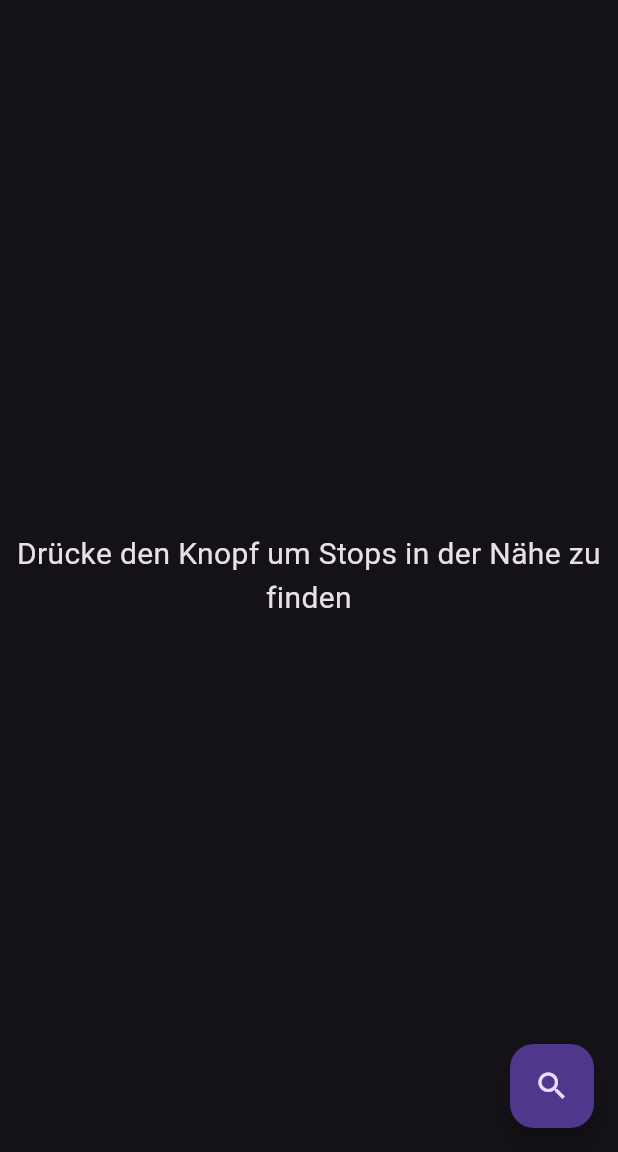
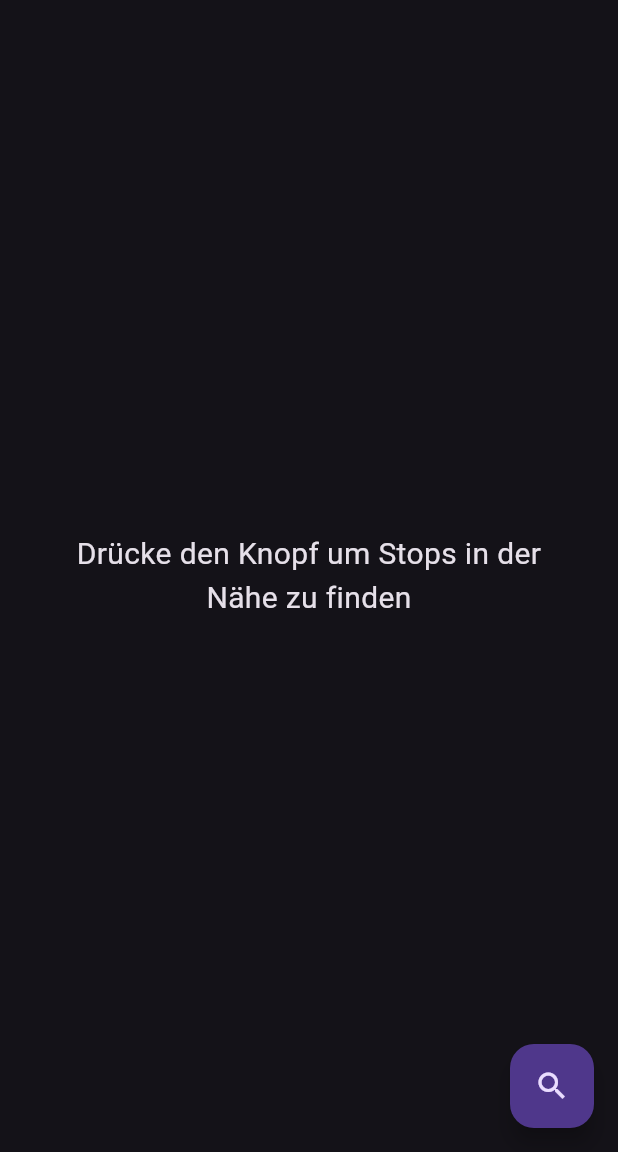
Before and after one commit to Luiggi33/abfahrten_finder, a Flutter app: the screen it shows after launch, on a phone screen of 412 x 824 dp, the part 84-1236 px from its top. Run offline on Flutter 3.47's test engine with Material 3 defaults, Android fonts, the phone set to English and light mode, and no system bars; our stand-ins replace connectivity_plus, geolocator, settings_ui, shared_preferences.

Commit message:
feat(stops_screen): improve text padding

```diff
--- a/lib/screens/stops_screen.dart
+++ b/lib/screens/stops_screen.dart
@@ -1,4 +1,5 @@
 import 'package:abfahrt_finder/screens/settings_screen.dart';
+import 'package:connectivity_plus/connectivity_plus.dart';
 import 'package:flutter/material.dart';
 import 'package:geolocator/geolocator.dart';
 import 'package:provider/provider.dart';
@@ -159,11 +160,16 @@ class _CloseStopsState extends State<CloseStops> {
       ),
       body: futureStops.isEmpty
         ? Center(
+          child: Padding(
+            padding: const EdgeInsets.symmetric(
+              horizontal: 25.0,
+            ),
             child: Text(
               "Drücke den Knopf um Stops in der Nähe zu finden",
               style: TextStyle(fontSize: 20),
               textAlign: TextAlign.center,
             ),
+          )
         )
         : RefreshIndicator(
           key: _refreshIndicatorKey,
```
Lines whose indentation alone changed are shown as unchanged.
